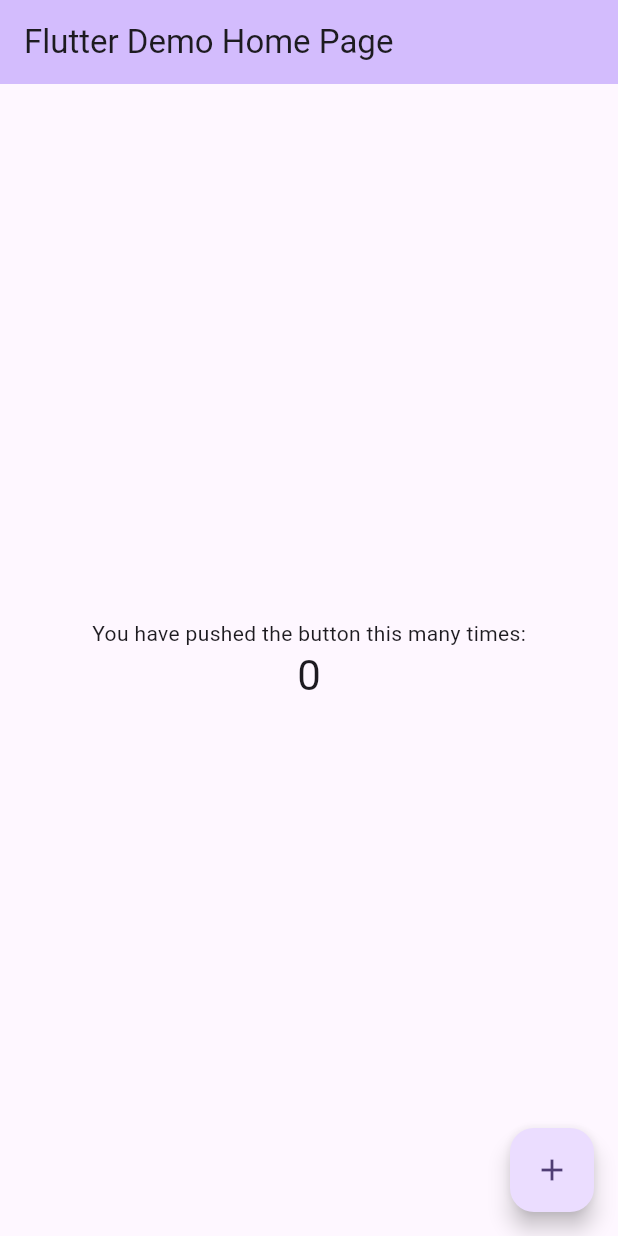
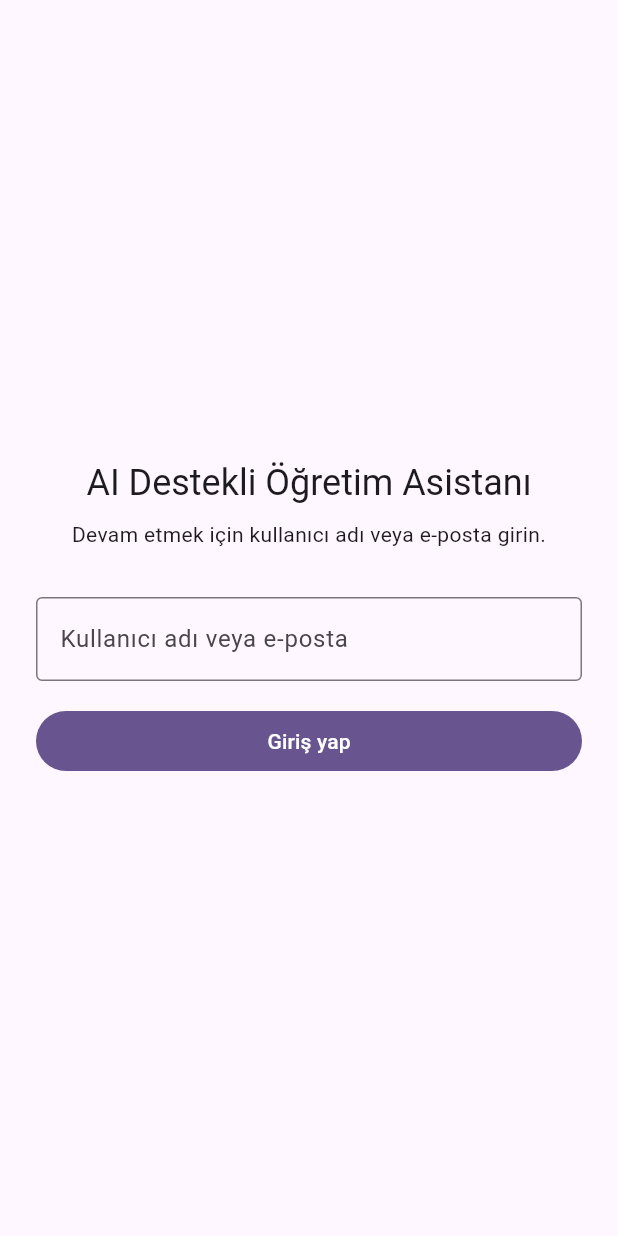
Before and after one commit to zeyneptass/ai-supported-teaching-assistant, a Flutter app: the screen it shows after launch, on a phone screen of 412 x 824 dp. Run offline on Flutter 3.47's test engine with Material 3 defaults, Android fonts, the phone set to English and light mode, and no system bars.

Commit message:
feat: integrate Flutter chat UI with n8n webhook and Ollama Turkish response flow

```diff
--- a/frontend/lib/core/constants/api_endpoints.dart
+++ b/frontend/lib/core/constants/api_endpoints.dart
@@ -2,8 +2,10 @@
 abstract final class ApiEndpoints {
   ApiEndpoints._();
 
-  static const String n8nBaseUrl = 'http://localhost:5678';
+  /// Android emülatörde host makine localhost karşılığı.
+  //static const String n8nBaseUrl = 'http://10.0.2.2:5678';
+  static const String askEndpoint = 'http://localhost:5678';
 
   /// n8n sohbet webhook'u.
-  static const String askWebhook = '$n8nBaseUrl/webhook/ask';
+  static const String askWebhook = '$askEndpoint/webhook/ask';
 }
--- a/frontend/lib/core/network/http_service_impl.dart
+++ b/frontend/lib/core/network/http_service_impl.dart
@@ -1,3 +1,4 @@
+import 'dart:async';
 import 'dart:convert';
 
 import 'package:http/http.dart' as http;
@@ -6,9 +7,13 @@ import '../errors/exceptions.dart';
 import 'http_service.dart';
 
 class HttpServiceImpl implements HttpService {
-  HttpServiceImpl({http.Client? client}) : _client = client ?? http.Client();
+  HttpServiceImpl({
+    http.Client? client,
+    this.timeout = const Duration(seconds: 150),
+  }) : _client = client ?? http.Client();
 
   final http.Client _client;
+  final Duration timeout;
 
   static const _jsonHeaders = {
     'Content-Type': 'application/json',
@@ -20,10 +25,15 @@ class HttpServiceImpl implements HttpService {
     String url, {
     Map<String, String>? headers,
   }) async {
-    return _handle(() => _client.get(Uri.parse(url), headers: {
+    return _handle(
+      () => _client.get(
+        Uri.parse(url),
+        headers: {
           ..._jsonHeaders,
           ...?headers,
-        }));
+        },
+      ),
+    );
   }
 
   @override
@@ -32,21 +42,23 @@ class HttpServiceImpl implements HttpService {
     Map<String, String>? headers,
     Object? body,
   }) async {
-    return _handle(() => _client.post(
+    return _handle(
+      () => _client.post(
         Uri.parse(url),
         headers: {
           ..._jsonHeaders,
           ...?headers,
         },
         body: body == null ? null : jsonEncode(body),
-        ));
+      ),
+    );
   }
 
   Future<Map<String, dynamic>> _handle(
     Future<http.Response> Function() request,
   ) async {
     try {
-      final response = await request();
+      final response = await request().timeout(timeout);
       if (response.statusCode < 200 || response.statusCode >= 300) {
         throw ServerException(
           'HTTP ${response.statusCode}: ${response.body}',
@@ -60,6 +72,10 @@ class HttpServiceImpl implements HttpService {
         return decoded;
       }
       return {'data': decoded};
+    } on TimeoutException {
+      throw NetworkException(
+        'İstek zaman aşımına uğradı. Asistan yanıtı ${timeout.inSeconds} saniyeyi aştı.',
+      );
     } on AppException {
       rethrow;
     } catch (error) {
--- /dev/null
+++ b/frontend/lib/features/auth/presentation/screens/login_screen.dart
@@ -0,0 +1,81 @@
+import 'package:flutter/material.dart';
+
+import '../../../chat/presentation/screens/chat_screen.dart';
+
+class LoginScreen extends StatefulWidget {
+  const LoginScreen({super.key});
+
+  @override
+  State<LoginScreen> createState() => _LoginScreenState();
+}
+
+class _LoginScreenState extends State<LoginScreen> {
+  final _formKey = GlobalKey<FormState>();
+  final _identifierController = TextEditingController();
+
+  @override
+  void dispose() {
+    _identifierController.dispose();
+    super.dispose();
+  }
+
+  void _submit() {
+    if (!(_formKey.currentState?.validate() ?? false)) return;
+
+    Navigator.of(context).pushReplacement(
+      MaterialPageRoute<void>(builder: (_) => const ChatScreen()),
+    );
+  }
+
+  @override
+  Widget build(BuildContext context) {
+    return Scaffold(
+      body: SafeArea(
+        child: Padding(
+          padding: const EdgeInsets.all(24),
+          child: Form(
+            key: _formKey,
+            child: Column(
+              mainAxisAlignment: MainAxisAlignment.center,
+              crossAxisAlignment: CrossAxisAlignment.stretch,
+              children: [
+                Text(
+                  'AI Destekli Öğretim Asistanı',
+                  textAlign: TextAlign.center,
+                  style: Theme.of(context).textTheme.headlineSmall,
+                ),
+                const SizedBox(height: 8),
+                const Text(
+                  'Devam etmek için kullanıcı adı veya e-posta girin.',
+                  textAlign: TextAlign.center,
+                ),
+                const SizedBox(height: 32),
+                TextFormField(
+                  controller: _identifierController,
+                  keyboardType: TextInputType.emailAddress,
+                  textInputAction: TextInputAction.done,
+                  decoration: const InputDecoration(
+                    labelText: 'Kullanıcı adı veya e-posta',
+                    border: OutlineInputBorder(),
+                  ),
+                  validator: (value) {
+                    if (value == null || value.trim().isEmpty) {
+                      return 'Kullanıcı adı veya e-posta gerekli.';
+                    }
+                    return null;
+                  },
+                  onFieldSubmitted: (_) => _submit(),
+                ),
+                const SizedBox(height: 16),
+                FilledButton(
+                  onPressed: _submit,
+                  child: const Text('Giriş yap'),
+                ),
+              ],
+            ),
+          ),
+        ),
+      ),
+    );
+  }
+}
--- a/frontend/lib/main.dart
+++ b/frontend/lib/main.dart
@@ -1,4 +1,12 @@
 import 'package:flutter/material.dart';
+import 'package:provider/provider.dart';
+
+import 'core/network/http_service_impl.dart';
+import 'features/chat/data/datasources/chat_remote_data_source.dart';
+import 'features/chat/data/repositories/chat_repository_impl.dart';
+import 'features/chat/domain/usecases/ask_question.dart';
+import 'features/auth/presentation/screens/login_screen.dart';
+import 'features/chat/presentation/viewmodels/chat_view_model.dart';
 
 void main() {
   runApp(const MyApp());
@@ -7,115 +15,21 @@ void main() {
 class MyApp extends StatelessWidget {
   const MyApp({super.key});
 
-  // This widget is the root of your application.
   @override
   Widget build(BuildContext context) {
-    return MaterialApp(
-      title: 'Flutter Demo',
-      theme: ThemeData(
-        // This is the theme of your application.
-        //
-        // TRY THIS: Try running your application with "flutter run". You'll see
-        // the application has a purple toolbar. Then, without quitting the app,
-        // try changing the seedColor in the colorScheme below to Colors.green
-        // and then invoke "hot reload" (save your changes or press the "hot
-        // reload" button in a Flutter-supported IDE, or press "r" if you used
-        // the command line to start the app).
-        //
-        // Notice that the counter didn't reset back to zero; the application
-        // state is not lost during the reload. To reset the state, use hot
-        // restart instead.
-        //
-        // This works for code too, not just values: Most code changes can be
-        // tested with just a hot reload.
-        colorScheme: .fromSeed(seedColor: Colors.deepPurple),
-      ),
-      home: const MyHomePage(title: 'Flutter Demo Home Page'),
-    );
-  }
-}
-
-class MyHomePage extends StatefulWidget {
-  const MyHomePage({super.key, required this.title});
-
-  // This widget is the home page of your application. It is stateful, meaning
-  // that it has a State object (defined below) that contains fields that affect
-  // how it looks.
-
-  // This class is the configuration for the state. It holds the values (in this
-  // case the title) provided by the parent (in this case the App widget) and
-  // used by the build method of the State. Fields in a Widget subclass are
-  // always marked "final".
-
-  final String title;
-
-  @override
-  State<MyHomePage> createState() => _MyHomePageState();
-}
-
-class _MyHomePageState extends State<MyHomePage> {
-  int _counter = 0;
-
-  void _incrementCounter() {
-    setState(() {
-      // This call to setState tells the Flutter framework that something has
-      // changed in this State, which causes it to rerun the build method below
-      // so that the display can reflect the updated values. If we changed
-      // _counter without calling setState(), then the build method would not be
-      // called again, and so nothing would appear to happen.
-      _counter++;
-    });
-  }
-
-  @override
-  Widget build(BuildContext context) {
-    // This method is rerun every time setState is called, for instance as done
-    // by the _incrementCounter method above.
-    //
-    // The Flutter framework has been optimized to make rerunning build methods
-    // fast, so that you can just rebuild anything that needs updating rather
-    // than having to individually change instances of widgets.
-    return Scaffold(
-      appBar: AppBar(
-        // TRY THIS: Try changing the color here to a specific color (to
-        // Colors.amber, perhaps?) and trigger a hot reload to see the AppBar
-        // change color while the other colors stay the same.
-        backgroundColor: Theme.of(context).colorScheme.inversePrimary,
-        // Here we take the value from the MyHomePage object that was created by
-        // the App.build method, and use it to set our appbar title.
-        title: Text(widget.title),
-      ),
-      body: Center(
-        // Center is a layout widget. It takes a single child and positions it
-        // in the middle of the parent.
-        child: Column(
-          // Column is also a layout widget. It takes a list of children and
-          // arranges them vertically. By default, it sizes itself to fit its
-          // children horizontally, and tries to be as tall as its parent.
-          //
-          // Column has various properties to control how it sizes itself and
-          // how it positions its children. Here we use mainAxisAlignment to
-          // center the children vertically; the main axis here is the vertical
-          // axis because Columns are vertical (the cross axis would be
-          // horizontal).
-          //
-          // TRY THIS: Invoke "debug painting" (choose the "Toggle Debug Paint"
-          // action in the IDE, or press "p" in the console), to see the
-          // wireframe for each widget.
-          mainAxisAlignment: .center,
-          children: [
-            const Text('You have pushed the button this many times:'),
-            Text(
-              '$_counter',
-              style: Theme.of(context).textTheme.headlineMedium,
-            ),
-          ],
+    return ChangeNotifierProvider(
+      create: (_) {
+        final httpService = HttpServiceImpl();
+        final remoteDataSource = ChatRemoteDataSourceImpl(httpService);
+        final repository = ChatRepositoryImpl(remoteDataSource);
+        return ChatViewModel(AskQuestion(repository));
+      },
+      child: MaterialApp(
+        title: 'AI Destekli Öğretim Asistanı',
+        theme: ThemeData(
+          colorScheme: ColorScheme.fromSeed(seedColor: Colors.deepPurple),
         ),
-      ),
-      floatingActionButton: FloatingActionButton(
-        onPressed: _incrementCounter,
-        tooltip: 'Increment',
-        child: const Icon(Icons.add),
+        home: const LoginScreen(),
       ),
     );
   }
--- a/frontend/pubspec.yaml
+++ b/frontend/pubspec.yaml
@@ -35,6 +35,7 @@ dependencies:
   # Use with the CupertinoIcons class for iOS style icons.
   cupertino_icons: ^1.0.8
   http: ^1.2.2
+  provider: ^6.1.2
 
 dev_dependencies:
   flutter_test:
```
Also changed, not shown: ai-supported-teaching-assistant.json (+38 -7 lines), frontend/lib/features/chat/data/datasources/chat_remote_data_source.dart (+16 -2 lines), frontend/lib/features/chat/data/models/chat_message_model.dart (+1 -11 lines), frontend/lib/features/chat/presentation/screens/chat_screen.dart (+32 -18 lines), frontend/lib/features/chat/presentation/viewmodels/chat_view_model.dart (+13 -4 lines), frontend/pubspec.lock, 2 other files. Lines whose indentation alone changed are shown as unchanged.
